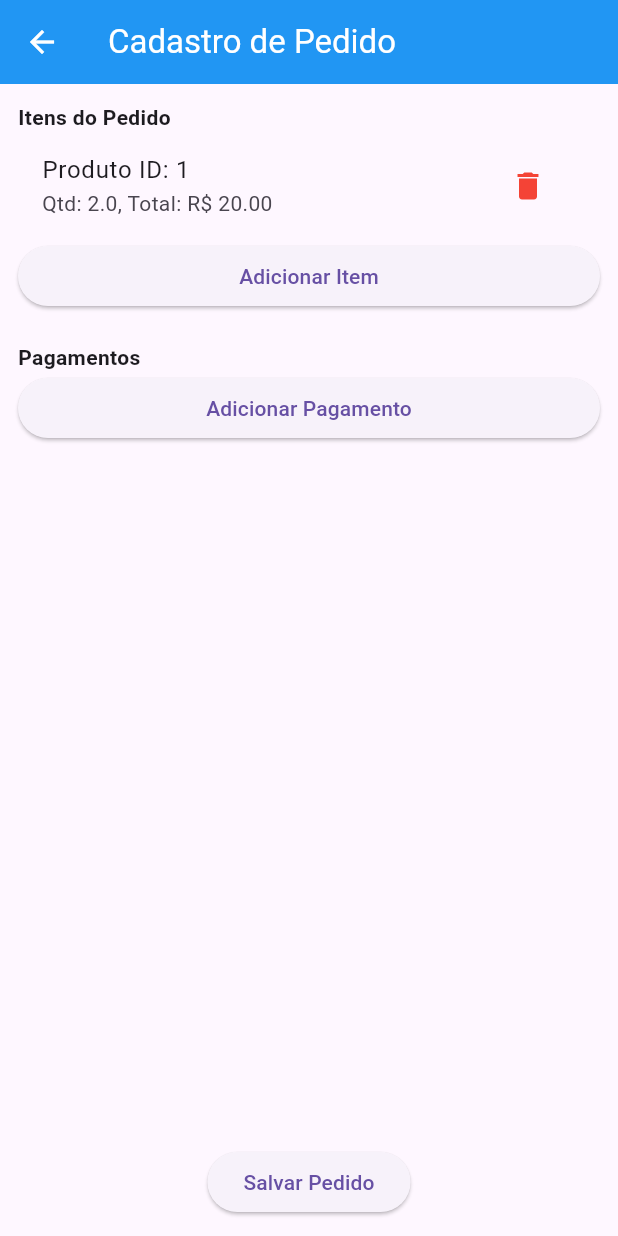
After one commit to NataDias04/AppVendas, a Flutter app: the TelaCadastroPedido screen opened by its route, after a tap on "Adicionar Item", on a phone screen of 412 x 824 dp. The commit adds this screen. Run offline on Flutter 3.47's test engine with Material 3 defaults, Android fonts, the phone set to English and light mode, and no system bars; accounts and stored records are empty.

Commit message:
correção classe pedidos

```diff
--- a/lib/main.dart
+++ b/lib/main.dart
@@ -8,6 +8,7 @@ import 'telas/usuario/tela_usuario.dart';
 import 'telas/cliente/tela_cliente.dart';
 import 'modelos/usuario.dart';
 import 'telas/cliente/tela_visualizar_cliente.dart';
+import 'telas/pedido/tela_pedido.dart';
 
 void main() async {
   WidgetsFlutterBinding.ensureInitialized();
@@ -49,6 +50,7 @@ class MyApp extends StatelessWidget {
         '/usuarios': (context) => const TelaUsuario(),
         '/cadastroCliente': (context) => const TelaCadastroCliente(),
         '/visualizarcliente': (context) => const VisualizarCliente(),
+        '/pedido': (context) => const TelaCadastroPedido(),
       },
     );
   }
--- /dev/null
+++ b/lib/modelos/pedido.dart
@@ -0,0 +1,46 @@
+import 'pedido_item.dart';
+import 'pedido_pagamento.dart';
+
+class Pedido {
+  int id;
+  int idCliente;
+  int idUsuario;
+  double totalPedido;
+  DateTime dataCriacao;
+  List<PedidoItem> itens;
+  List<PedidoPagamento> pagamento;
+
+  Pedido({
+    required this.id,
+    required this.idCliente,
+    required this.idUsuario,
+    required this.totalPedido,
+    required this.dataCriacao,
+    required this.itens,
+    required this.pagamento,
+  });
+
+  factory Pedido.fromJson(Map<String, dynamic> json) {
+    return Pedido(
+      id: json['id'],
+      idCliente: json['idCliente'],
+      idUsuario: json['idUsuario'],
+      totalPedido: json['totalPedido'],
+      dataCriacao: json['dataCriacao'],
+      itens: json['itens'],
+      pagamento: json['pagamento'],
+    );
+  }
+
+  Map<String, dynamic> toJson() {
+    return {
+      'id': id,
+      'idCliente': idCliente,
+      'idUsuario': idUsuario,
+      'totalPedido': totalPedido,
+      'dataCriacao': dataCriacao,
+      'itens': itens,
+      'pagamento': pagamento,
+    };
+  }
+}
--- /dev/null
+++ b/lib/modelos/pedido_item.dart
@@ -0,0 +1,35 @@
+class PedidoItem {
+  int idPedido;
+  int id;
+  int idProduto;
+  double quantidade;
+  double totalItem;
+
+  PedidoItem({
+    required this.idPedido,
+    required this.id,
+    required this.idProduto,
+    required this.quantidade,
+    required this.totalItem,
+  });
+
+  factory PedidoItem.fromJson(Map<String, dynamic> json) {
+    return PedidoItem(
+      idPedido: json['idPedido'],
+      id: json['id'],
+      idProduto: json['idProduto'],
+      quantidade: (json['quantidade'] as num).toDouble(),
+      totalItem: (json['totalItem'] as num).toDouble(),
+    );
+  }
+
+  Map<String, dynamic> toJson() {
+    return {
+      'idPedido': idPedido,
+      'id': id,
+      'idProduto': idProduto,
+      'quantidade': quantidade,
+      'totalItem': totalItem,
+    };
+  }
+}
--- /dev/null
+++ b/lib/modelos/pedido_pagamento.dart
@@ -0,0 +1,27 @@
+class PedidoPagamento {
+  int idPedido;
+  int id;
+  double valorPagamento;
+
+  PedidoPagamento({
+    required this.idPedido,
+    required this.id,
+    required this.valorPagamento,
+  });
+
+  factory PedidoPagamento.fromJson(Map<String, dynamic> json) {
+    return PedidoPagamento(
+      idPedido: json['idPedido'],
+      id: json['id'],
+      valorPagamento: (json['valorPagamento'] as num).toDouble(),
+    );
+  }
+
+  Map<String, dynamic> toJson() {
+    return {
+      'idPedido': idPedido,
+      'id': id,
+      'valorPagamento': valorPagamento,
+    };
+  }
+}
--- /dev/null
+++ b/lib/telas/pedido/pedido_controller.dart
@@ -0,0 +1,53 @@
+import 'dart:convert';
+import '../../modelos/pedido.dart';
+import '../../utilitarios/persistencia_json.dart';
+
+class PedidoController {
+  final String _nomeArquivo = 'pedido.json';
+  List<Pedido> pedidos = [];
+
+  PedidoController() {
+    carregarPedidos();
+  }
+
+  Future<void> carregarPedidos() async {
+    try {
+      final conteudo = await ArquivoHelper.lerArquivo(_nomeArquivo);
+      if (conteudo.isNotEmpty) {
+        final List<dynamic> jsonData = jsonDecode(conteudo);
+        pedidos = jsonData.map((item) => Pedido.fromJson(item)).toList();
+      }
+    } catch (e) {
+      print('Erro ao carregar pedidos: $e');
+    }
+  }
+
+  Future<void> salvarPedidos() async {
+    try {
+      final jsonData = jsonEncode(pedidos.map((p) => p.toJson()).toList());
+      await ArquivoHelper.salvarArquivo(_nomeArquivo, jsonData);
+    } catch (e) {
+      print('Erro ao salvar pedidos: $e');
+    }
+  }
+
+  Future<void> adicionar(Pedido pedido) async {
+    pedidos.add(pedido);
+    await salvarPedidos();
+    final jsonSalvo = await ArquivoHelper.lerArquivo(_nomeArquivo);
+    print('JSON salvo:\n$jsonSalvo');
+  }
+
+  Future<void> atualizar(Pedido pedidoAtualizado) async {
+    final index = pedidos.indexWhere((pedido) => pedido.id == pedidoAtualizado.id);
+    if (index != -1) {
+      pedidos[index] = pedidoAtualizado;
+      await salvarPedidos();
+    }
+  }
+
+  Future<void> remover(int id) async {
+    pedidos.removeWhere((pedido) => pedido.id == id);
+    await salvarPedidos();
+  }
+}
--- /dev/null
+++ b/lib/telas/pedido/tela_pedido.dart
@@ -0,0 +1,160 @@
+import 'package:flutter/material.dart';
+import '../../modelos/pedido.dart';
+import '../../modelos/pedido_item.dart';
+import '../../modelos/pedido_pagamento.dart';
+import '../../modelos/produto.dart';
+import 'pedido_controller.dart';
+
+class TelaCadastroPedido extends StatefulWidget {
+  const TelaCadastroPedido({super.key});
+
+  @override
+  State<TelaCadastroPedido> createState() => _TelaCadastroPedidoState();
+}
+
+class _TelaCadastroPedidoState extends State<TelaCadastroPedido> {
+  final PedidoController _pedidoController = PedidoController();
+  final List<PedidoItem> _itens = [];
+  final List<PedidoPagamento> _pagamentos = [];
+
+  int _idPedido = DateTime.now().millisecondsSinceEpoch;
+  int _idCliente = 0; // Você pode adicionar dropdown de clientes se desejar
+  int _idUsuario = 1; // Suponha que o usuário logado tenha ID 1
+  String _mensagemErro = '';
+
+  double get totalItens =>
+      _itens.fold(0.0, (total, item) => total + item.totalItem);
+
+  double get totalPagamentos =>
+      _pagamentos.fold(0.0, (total, pag) => total + pag.valorPagamento);
+
+  void _adicionarItem(PedidoItem item) {
+    setState(() {
+      _itens.add(item);
+    });
+  }
+
+  void _removerItem(int idItem) {
+    setState(() {
+      _itens.removeWhere((item) => item.id == idItem);
+    });
+  }
+
+  void _adicionarPagamento(PedidoPagamento pagamento) {
+    setState(() {
+      _pagamentos.add(pagamento);
+    });
+  }
+
+  void _removerPagamento(int idPagamento) {
+    setState(() {
+      _pagamentos.removeWhere((pag) => pag.id == idPagamento);
+    });
+  }
+
+  void _salvarPedido() async {
+    if (_itens.isEmpty || _pagamentos.isEmpty) {
+      setState(() {
+        _mensagemErro = 'Adicione ao menos 1 item e 1 pagamento.';
+      });
+      return;
+    }
+
+    if (totalItens != totalPagamentos) {
+      setState(() {
+        _mensagemErro =
+            'Total dos itens (${totalItens.toStringAsFixed(2)}) é diferente do total dos pagamentos (${totalPagamentos.toStringAsFixed(2)}).';
+      });
+      return;
+    }
+
+    final pedido = Pedido(
+      id: _idPedido,
+      idCliente: _idCliente,
+      idUsuario: _idUsuario,
+      totalPedido: totalItens,
+      dataCriacao: DateTime.now(),
+      itens: _itens,
+      pagamento: _pagamentos,
+    );
+
+    await _pedidoController.adicionar(pedido);
+    if (context.mounted) {
+      Navigator.pop(context); // Volta para a home
+    }
+  }
+
+  @override
+  Widget build(BuildContext context) {
+    return Scaffold(
+      appBar: AppBar(
+        title: const Text('Cadastro de Pedido'),
+        backgroundColor: Colors.blue,
+        foregroundColor: Colors.white,
+      ),
+      body: Padding(
+        padding: const EdgeInsets.all(12.0),
+        child: Column(
+          children: [
+            Expanded(
+              child: ListView(
+                children: [
+                  const Text('Itens do Pedido', style: TextStyle(fontWeight: FontWeight.bold)),
+                  ..._itens.map((item) => ListTile(
+                        title: Text('Produto ID: ${item.idProduto}'),
+                        subtitle: Text('Qtd: ${item.quantidade}, Total: R\$ ${item.totalItem.toStringAsFixed(2)}'),
+                        trailing: IconButton(
+                          icon: const Icon(Icons.delete, color: Colors.red),
+                          onPressed: () => _removerItem(item.id),
+                        ),
+                      )),
+                  ElevatedButton(
+                    onPressed: () {
+                      _adicionarItem(
+                        PedidoItem(
+                          idPedido: _idPedido,
+                          id: DateTime.now().millisecondsSinceEpoch,
+                          idProduto: 1,
+                          quantidade: 2,
+                          totalItem: 20.0, // Exemplo fixo
+                        ),
+                      );
+                    },
+                    child: const Text('Adicionar Item'),
+                  ),
+                  const SizedBox(height: 20),
+                  const Text('Pagamentos', style: TextStyle(fontWeight: FontWeight.bold)),
+                  ..._pagamentos.map((pagamento) => ListTile(
+                        title: Text('Pagamento R\$ ${pagamento.valorPagamento.toStringAsFixed(2)}'),
+                        trailing: IconButton(
+                          icon: const Icon(Icons.delete, color: Colors.red),
+                          onPressed: () => _removerPagamento(pagamento.id),
+                        ),
+                      )),
+                  ElevatedButton(
+                    onPressed: () {
+                      _adicionarPagamento(
+                        PedidoPagamento(
+                          idPedido: _idPedido,
+                          id: DateTime.now().millisecondsSinceEpoch,
+                          valorPagamento: 20.0, // Exemplo fixo
+                        ),
+                      );
+                    },
+                    child: const Text('Adicionar Pagamento'),
+                  ),
+                ],
+              ),
+            ),
+            if (_mensagemErro.isNotEmpty)
+              Text(_mensagemErro, style: const TextStyle(color: Colors.red)),
+            ElevatedButton(
+              onPressed: _salvarPedido,
+              child: const Text('Salvar Pedido'),
+            ),
+          ],
+        ),
+      ),
+    );
+  }
+}
```
Also changed, not shown: lib/telas/home/tela_home.dart (+7 -0 lines), pubspec.lock.
